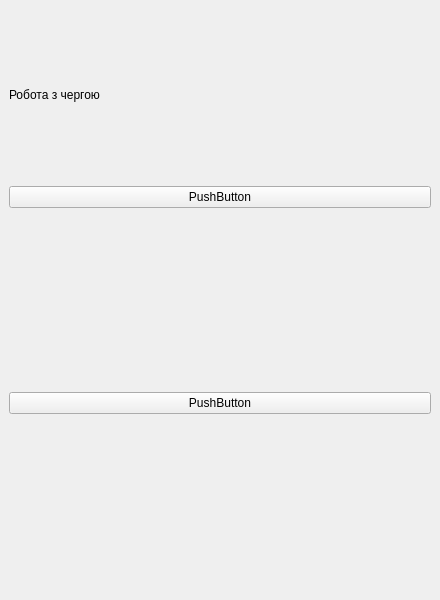
This is lab8/ui/task2_ui.ui in Ihor-Mykytiuk/university-projects as Qt 5 draws it before an edit. The edited form follows.
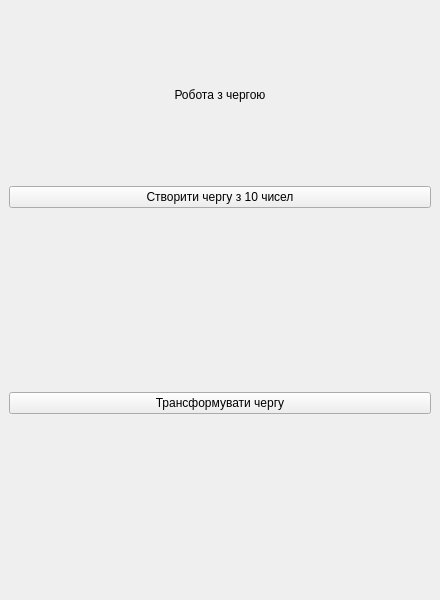
This is the edited form.

The edit to the form file:
```diff
--- a/lab8/ui/task2_ui.ui
+++ b/lab8/ui/task2_ui.ui
@@ -20,12 +20,15 @@
       <property name="text">
        <string>Робота з чергою</string>
       </property>
+      <property name="alignment">
+       <set>Qt::AlignmentFlag::AlignCenter</set>
+      </property>
      </widget>
     </item>
     <item>
      <widget class="QPushButton" name="pushButton_create_queue">
       <property name="text">
-       <string>PushButton</string>
+       <string>Створити чергу з 10 чисел</string>
       </property>
      </widget>
     </item>
@@ -39,7 +42,7 @@
     <item>
      <widget class="QPushButton" name="pushButton_process_queue">
       <property name="text">
-       <string>PushButton</string>
+       <string>Трансформувати чергу</string>
       </property>
      </widget>
     </item>
```
Left out of the diff: 4 changed lines with no effect on the pictures.
